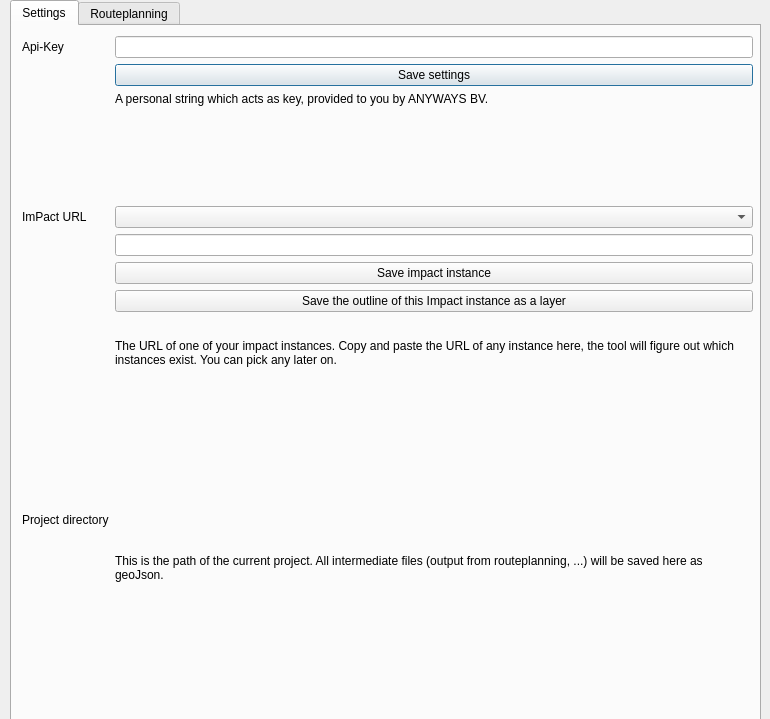
Qt form ImPact_toolbox_dialog_base.ui (anyways-open/impact-qgis-plugin) before a commit.
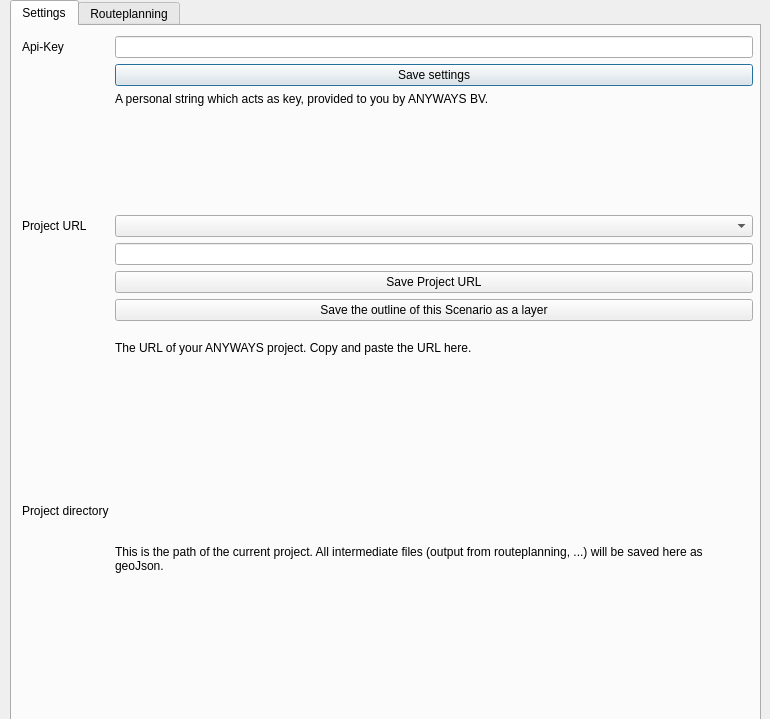
The same form after that commit. The open tabs and pages were chosen to show the change. Custom widgets are drawn as their Qt base class.

The edit to the form file:
```diff
--- a/ImPact_toolbox_dialog_base.ui
+++ b/ImPact_toolbox_dialog_base.ui
@@ -102,7 +102,7 @@
       <item row="11" column="1">
        <widget class="QLabel" name="label_5">
         <property name="text">
-         <string>&lt;html&gt;&lt;head/&gt;&lt;body&gt;&lt;p&gt;The URL of one of your impact instances. Copy and paste the URL of any instance here, the tool will figure out which instances exist. You can pick any later on.&lt;/p&gt;&lt;p/&gt;&lt;/body&gt;&lt;/html&gt;</string>
+         <string>&lt;html&gt;&lt;head/&gt;&lt;body&gt;&lt;p&gt;The URL of your ANYWAYS project. Copy and paste the URL here.&lt;/p&gt;&lt;p/&gt;&lt;/body&gt;&lt;/html&gt;</string>
         </property>
         <property name="wordWrap">
          <bool>true</bool>
@@ -164,7 +164,7 @@
       <item row="7" column="0">
        <widget class="QLabel" name="label_3">
         <property name="text">
-         <string>ImPact URL</string>
+         <string>Project URL</string>
         </property>
        </widget>
       </item>
@@ -178,7 +178,7 @@
       <item row="10" column="1">
        <widget class="QPushButton" name="save_area_outline">
         <property name="text">
-         <string>Save the outline of this Impact instance as a layer</string>
+         <string>Save the outline of this Scenario as a layer</string>
         </property>
        </widget>
       </item>
@@ -188,7 +188,7 @@
       <item row="9" column="1">
        <widget class="QPushButton" name="save_impact_url_button">
         <property name="text">
-         <string>Save impact instance</string>
+         <string>Save Project URL</string>
         </property>
        </widget>
       </item>
```
Left out of the diff: 2 changed lines with no effect on the pictures.
